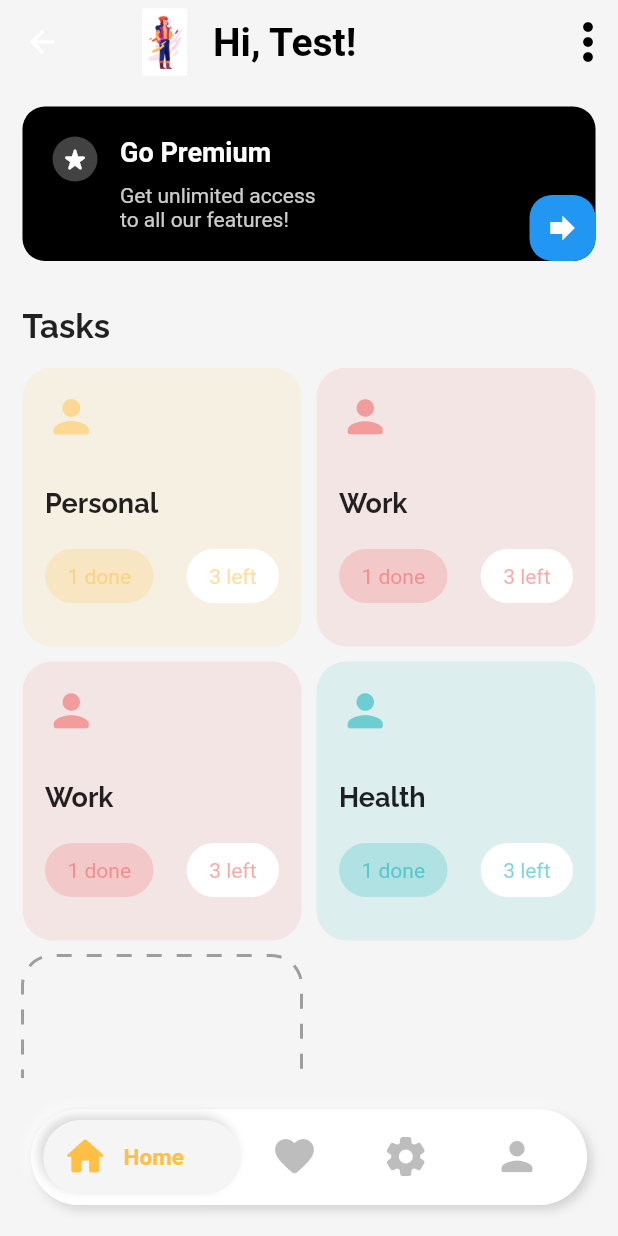
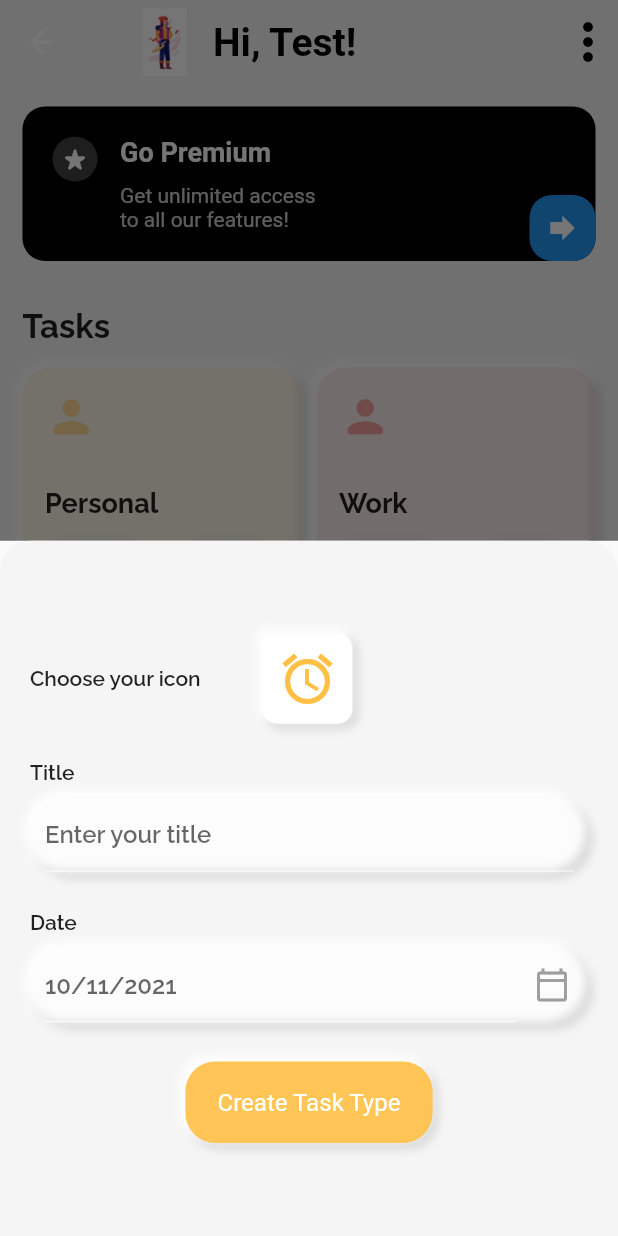
Before and after one commit to danieldev24/4cus, a Flutter app: the HomeView screen opened by its route, after a tap on "+ Add", on a phone screen of 412 x 824 dp. Run offline on Flutter 3.47's test engine with Material 2 defaults, Android fonts, the phone set to English and light mode, and no system bars; drawn by our look-alikes of dotted_border; our stand-ins replace date_picker_timeline, flutter_neumorphic, font_awesome_flutter, get, get_storage, google_fonts and 3 more; accounts and stored records are empty.

Commit message:
init bottom sheet

```diff
--- a/lib/base/app_constant.dart
+++ b/lib/base/app_constant.dart
@@ -4,5 +4,5 @@ class Constant {
   static const THEME = 'theme';
   static const DRINK_WATER = 'drinkWater';
   static const USER_NAME = 'username';
-  static const TASK = 'tasks';
+  static const TASK_TYPE_BOX = 'taskTypeBox';
 }
--- a/lib/data/models/task_type_model.dart
+++ b/lib/data/models/task_type_model.dart
@@ -61,9 +61,14 @@ class TaskType {
           desc: [
             Task(
                 taskTitle: "Go for a walk with dog",
+                startTime: "14:00 PM",
+                endTime: "15:00 PM",
+                bgTask: primaryTeal.withOpacity(0.2)),
+            Task(
+                taskTitle: "Go for a walk with dog",
                 startTime: "9:00 AM",
                 endTime: "10:00 AM",
-            bgTask: primaryYellow.withOpacity(0.2)),
+                bgTask: primaryYellow.withOpacity(0.2)),
             Task(
                 taskTitle: "Go for a walk with dog",
                 startTime: "11:00 AM",
@@ -87,15 +92,6 @@ class TaskType {
       ),
       TaskType(
         icon: Icons.person_rounded,
-        title: "Work",
-        bgColor: primaryRed.withOpacity(0.1),
-        btnColor: primaryRed.withOpacity(0.2),
-        iconColor: primaryRed.withOpacity(0.5),
-        left: 3,
-        done: 1,
-      ),
-      TaskType(
-        icon: Icons.person_rounded,
         title: "Health",
         bgColor: primaryTeal.withOpacity(0.1),
         btnColor: primaryTeal.withOpacity(0.2),
--- /dev/null
+++ b/lib/global_widgets/add_task_type_bottom_sheet.dart
@@ -0,0 +1,132 @@
+import 'package:flutter/cupertino.dart';
+import 'package:flutter/material.dart';
+import 'package:focus/global_widgets/soft_button.dart';
+import 'package:focus/global_widgets/soft_text_field.dart';
+import 'package:focus/global_widgets/soft_text_field_without_label.dart';
+import 'package:focus/presentation/theme/app_themes.dart';
+import 'package:focus/presentation/theme/size.dart';
+import 'package:focus/presentation/theme/typo.dart';
+import 'package:focus/presentation/ui/task/dashboard/dashboard_controller.dart';
+import 'package:get/get.dart';
+import 'package:intl/intl.dart';
+
+class TaskTypeBottomSheetContent extends GetView<DashBoardController> {
+  final Function onSubmit;
+  final String buttonText;
+
+  const TaskTypeBottomSheetContent(
+      {required this.onSubmit, required this.buttonText});
+
+  @override
+  Widget build(BuildContext context) {
+    return Container(
+      padding: EdgeInsets.symmetric(horizontal: 20, vertical: 20),
+      height: Get.height * 0.6,
+      decoration: BoxDecoration(
+        borderRadius: BorderRadius.only(
+          topLeft: Radius.circular(20),
+          topRight: Radius.circular(20),
+        ),
+        color: Theme.of(context).primaryColorLight,
+      ),
+      child: GetBuilder(
+          id: "TaskTypeBottomSheet",
+          init: DashBoardController(),
+          builder: (_) {
+            return Column(
+              crossAxisAlignment: CrossAxisAlignment.center,
+              mainAxisAlignment: MainAxisAlignment.center,
+              mainAxisSize: MainAxisSize.min,
+              children: [
+                Row(
+                  children: [
+                    Text(
+                      "Choose your icon",
+                      style: kTitle,
+                    ),
+                    SizedBox(
+                      width: MySize.screenWidth * 0.1,
+                    ),
+                    Container(
+                      height: 60,
+                      width: 60,
+                      decoration: BoxDecoration(
+                          color: Colors.white,
+                          borderRadius: BorderRadius.circular(10),
+                          boxShadow: softConfig),
+                      child: DropdownButton(
+                        iconSize: 0,
+                        elevation: 2,
+                        value: controller.selectedIcon,
+                        underline: Container(color: Colors.transparent),
+                        hint: Padding(
+                          padding: EdgeInsets.only(left: 10, top: 10),
+                          child: Icon(
+                            controller.icons.first,
+                            size: 40,
+                            color: Theme.of(context).primaryColor,
+                          ),
+                        ),
+                        items: controller.icons.map(
+                          (IconData value) {
+                            return DropdownMenuItem<IconData>(
+                              value: value,
+                              child: Padding(
+                                padding: EdgeInsets.only(left: 10, top: 10),
+                                child: Container(
+                                  width: 40,
+                                  child: Icon(value,
+                                      size: 40,
+                                      color: Theme.of(context).primaryColor),
+                                ),
+                              ),
+                            );
+                          },
+                        ).toList(),
+                        onChanged: controller.changeIcon,
+                        dropdownColor: Theme.of(context).primaryColorLight,
+                      ),
+                    )
+                  ],
+                ),
+                SizedBox(height: Get.height * 0.01),
+                MyInputField(
+                  hint: 'Enter your title',
+                  label: 'Title',
+                  controller: controller.titleController,
+                ),
+                SizedBox(height: Get.height * 0.01),
+                MyInputField(
+                    label: "Date",
+                    hint: DateFormat.yMd().format(controller.selectedDate),
+                    widget: IconButton(
+                      icon: Icon(Icons.calendar_today_outlined,
+                          color: Colors.grey),
+                      onPressed: () => {_getDateFromUser(context)},
+                    )),
+                SizedBox(height: Get.height * 0.03),
+                MyButton(
+                  width: MySize.screenWidth * 0.4,
+                  height: MySize.screenHeight * 0.066,
+                  label: buttonText,
+                  radius: 20,
+                  bgColor: Theme.of(context).primaryColor.withOpacity(0.9),
+                  onTap: () => onSubmit,
+                ),
+              ],
+            );
+          }),
+    );
+  }
+
+  _getDateFromUser(context) async {
+    DateTime? _pickerDate = await showDatePicker(
+        context: context,
+        initialDate: DateTime.now(),
+        firstDate: DateTime(2015),
+        lastDate: DateTime(2121));
+    if (_pickerDate != null) {
+      controller.changeDate(_pickerDate);
+    }
+  }
+}
--- a/lib/global_widgets/bottom_navigation.dart
+++ b/lib/global_widgets/bottom_navigation.dart
@@ -2,6 +2,7 @@ import 'package:flutter/cupertino.dart';
 import 'package:flutter/material.dart';
 import 'package:flutter/services.dart';
 import 'package:flutter_neumorphic/flutter_neumorphic.dart';
+import 'package:focus/presentation/theme/app_themes.dart';
 import 'package:focus/presentation/theme/size.dart';
 import 'package:focus/presentation/ui/home/home_controller.dart';
 
@@ -32,16 +33,7 @@ class SoftBottomNavigation extends StatelessWidget {
         decoration: BoxDecoration(
             borderRadius: BorderRadius.circular(50),
             color: Colors.white,
-            boxShadow: [
-              BoxShadow(
-                  blurRadius: 5.0,
-                  offset: Offset(-3, -3),
-                  color: Colors.white.withOpacity(.7)),
-              BoxShadow(
-                  blurRadius: 5.0,
-                  offset: Offset(3, 3),
-                  color: Colors.black.withOpacity(.15))
-            ],
+            boxShadow: softConfig,
         ),
         child: ListView.builder(
           itemCount: 4,
@@ -71,18 +63,7 @@ class SoftBottomNavigation extends StatelessWidget {
                       decoration: BoxDecoration(
                         color: Colors.grey[100],
                         borderRadius: BorderRadius.circular(50),
-                        boxShadow: [
-                          BoxShadow(
-                            color: Colors.white.withOpacity(.7),
-                            offset: Offset(3, 3),
-                            blurRadius: 5,
-                          ),
-                          BoxShadow(
-                            color: Colors.black.withOpacity(.15),
-                            offset: Offset(-3, -3),
-                            blurRadius: 5,
-                          ),
-                        ],
+                        boxShadow: softEmbedConfig,
                       ),
                     ),
                   ),
--- a/lib/global_widgets/soft_text_field.dart
+++ b/lib/global_widgets/soft_text_field.dart
@@ -1,5 +1,6 @@
 import 'package:flutter/cupertino.dart';
 import 'package:flutter/material.dart';
+import 'package:focus/presentation/theme/app_themes.dart';
 import 'package:focus/presentation/theme/typo.dart';
 import 'package:get/get.dart';
 
@@ -22,6 +23,8 @@ class MyInputField extends StatelessWidget {
   Widget build(BuildContext context) {
     return Container(
       margin: EdgeInsets.only(top: 16),
+      child: Padding(
+        padding: EdgeInsets.only(bottom: MediaQuery.of(context).viewInsets.bottom),
         child: Column(
           crossAxisAlignment: CrossAxisAlignment.start,
           children: [
@@ -33,20 +36,7 @@ class MyInputField extends StatelessWidget {
                   : EdgeInsets.only(left: 10),
               height: 52,
               decoration: BoxDecoration(
-                boxShadow: [
-                  BoxShadow(
-                      color: Color.fromRGBO(0, 0, 0, 0.1),
-                      offset: Offset(3, 3),
-                      blurRadius: 4.0,
-                      spreadRadius: 1.0
-                  ),
-                  BoxShadow(
-                      color: Color.fromRGBO(255, 255, 255, 0.9),
-                      offset: Offset(-3, -3),
-                      blurRadius: 4.0,
-                      spreadRadius: 1.0
-                  )
-                ],
+                  boxShadow: softConfig,
                   borderRadius: BorderRadius.circular(100)),
               child: Row(
                 children: [
@@ -61,7 +51,7 @@ class MyInputField extends StatelessWidget {
                         validator: validate,
                         decoration: InputDecoration(
                           hintText: hint,
-                        hintStyle: kSubHeadTextStyle,
+                          hintStyle: kBodyText,
                           focusedBorder: UnderlineInputBorder(
                               borderSide: BorderSide(
                                   color: context.theme.backgroundColor, width: 0)),
@@ -76,6 +66,7 @@ class MyInputField extends StatelessWidget {
             )
           ],
         ),
+      ),
     );
   }
 }
--- a/lib/presentation/theme/app_themes.dart
+++ b/lib/presentation/theme/app_themes.dart
@@ -12,12 +12,40 @@ enum AppTheme {
   GreenDark,
 }
 
+final softConfig = [
+  BoxShadow(
+      color: Color.fromRGBO(0, 0, 0, 0.1),
+      offset: Offset(3, 3),
+      blurRadius: 4.0,
+      spreadRadius: 1.0
+  ),
+  BoxShadow(
+      color: Color.fromRGBO(255, 255, 255, 0.9),
+      offset: Offset(-3, -3),
+      blurRadius: 4.0,
+      spreadRadius: 1.0
+  )
+];
+
+final softEmbedConfig = [
+  BoxShadow(
+    color: Colors.white.withOpacity(.7),
+    offset: Offset(3, 3),
+    blurRadius: 5,
+  ),
+  BoxShadow(
+    color: Colors.black.withOpacity(.15),
+    offset: Offset(-3, -3),
+    blurRadius: 5,
+  ),
+];
+
 final appThemeData = {
   AppTheme.YellowLight: ThemeData(
     brightness: Brightness.light,
     primaryColor: primaryYellow,
     scaffoldBackgroundColor: white1,
-    primaryColorLight: white2,
+    primaryColorLight: Colors.grey[100],
     primaryColorDark: secondaryGrey,
     colorScheme: ColorScheme.light(
       primary: primaryYellow,
--- a/lib/presentation/ui/task/dashboard/dashboard_controller.dart
+++ b/lib/presentation/ui/task/dashboard/dashboard_controller.dart
@@ -1,9 +1,71 @@
+import 'dart:io';
+
+import 'package:flutter/cupertino.dart';
+import 'package:flutter/material.dart';
+import 'package:focus/base/app_constant.dart';
+import 'package:focus/data/models/task_type_model.dart';
+import 'package:focus/presentation/theme/colors_theme.dart';
+import 'package:font_awesome_flutter/font_awesome_flutter.dart';
 import 'package:get/get.dart';
+import 'package:get_storage/get_storage.dart';
+import 'package:hive/hive.dart';
+import 'package:path_provider/path_provider.dart';
 
-class DashBoardController extends GetxController{
-@override
-  void onInit() {
+class DashBoardController extends GetxController {
+  String username = "";
 
+  // instance of Get Storage
+  final userData = GetStorage();
+  TextEditingController titleController = TextEditingController();
+  IconData selectedIcon = Icons.alarm;
+  Color selectionColor = primaryYellow10;
+  DateTime selectedDate = DateTime.now();
+  List<IconData> icons = [
+    Icons.alarm,
+    Icons.free_breakfast,
+    Icons.lunch_dining,
+    Icons.event_note_outlined,
+    Icons.settings,
+    Icons.book_online,
+    Icons.sports_basketball_rounded,
+    Icons.shopping_cart,
+    Icons.celebration,
+    Icons.travel_explore
+  ];
+
+  List<Color> colors = [
+
+  ];
+
+  changeDate(DateTime date){
+    selectedDate = date;
+    update(["TaskTypeBottomSheet",true]);
+  }
+
+  changeIcon(IconData? newIcon) {
+    selectedIcon = newIcon!;
+    update(["TaskTypeBottomSheet",true]);
+  }
+
+  getUser() {
+    username = userData.read(Constant.USER_NAME);
+    update([7, true]);
+  }
+
+  Future<List<TaskType>> getTasks() async {
+    var box = await Hive.openBox(Constant.TASK_TYPE_BOX);
+    List<TaskType> taskList = [];
+    for (int i = 0; i < box.length; i++) {
+      var taskMap = box.getAt(i).map((k, e) => MapEntry(k.toString(), e));
+      taskList.add(TaskType.fromJson(taskMap));
+    }
+    return taskList;
+  }
+
+  @override
+  Future<void> onInit() async {
+    Directory appDir = await getApplicationDocumentsDirectory();
+    Hive.init(appDir.path);
     super.onInit();
   }
 }
--- a/lib/presentation/ui/task/dashboard/dashboard_views.dart
+++ b/lib/presentation/ui/task/dashboard/dashboard_views.dart
@@ -2,6 +2,7 @@ import 'package:flutter/cupertino.dart';
 import 'package:flutter/material.dart';
 import 'package:flutter/scheduler.dart';
 import 'package:focus/data/models/task_type_model.dart';
+import 'package:focus/global_widgets/add_task_type_bottom_sheet.dart';
 import 'package:focus/presentation/theme/assets_path.dart';
 import 'package:focus/presentation/theme/typo.dart';
 import 'package:focus/presentation/ui/task/dashboard/dashboard_controller.dart';
@@ -33,12 +34,20 @@ class DashBoardView extends GetView<DashBoardController> {
                         fontWeight: FontWeight.bold, fontSize: 22),
                   )),
               Expanded(
-                  child: TasksItems(
-                taskType: TaskType.fakeData(),
-                onClickItem: (taskType){
-                  Get.to(TaskDetailView(taskType: taskType));
-                }
-              ),)
+                child: TasksItems(
+                  taskType: TaskType.fakeData(),
+                  onClickItem: (taskType) {
+                    Get.to(TaskDetailView(taskType: taskType));
+                  },
+                  onAdd: () {
+                    showModalBottomSheet(context: context, builder: (context){
+                      return TaskTypeBottomSheetContent(
+                          onSubmit : (){},
+                          buttonText : "Create Task Type");
+                    });
+                  },
+                ),
+              )
             ],
           ),
         );
--- a/lib/presentation/ui/task/dashboard/widget/go_premium_widget.dart
+++ b/lib/presentation/ui/task/dashboard/widget/go_premium_widget.dart
@@ -1,5 +1,6 @@
 import 'package:flutter/cupertino.dart';
 import 'package:flutter/material.dart';
+import 'package:focus/presentation/theme/app_themes.dart';
 
 class GoPremium extends StatelessWidget {
   const GoPremium({Key? key}) : super(key: key);
--- a/lib/presentation/ui/task/dashboard/widget/task_type_item.dart
+++ b/lib/presentation/ui/task/dashboard/widget/task_type_item.dart
@@ -2,6 +2,7 @@ import 'package:dotted_border/dotted_border.dart';
 import 'package:flutter/cupertino.dart';
 import 'package:flutter/material.dart';
 import 'package:focus/data/models/task_type_model.dart';
+import 'package:focus/presentation/theme/app_themes.dart';
 import 'package:focus/presentation/theme/typo.dart';
 
 class TasksItems extends StatelessWidget {
@@ -25,7 +26,13 @@ class TasksItems extends StatelessWidget {
 
   _buildAddTask() {
     return GestureDetector(
-      onTap:() => onAdd,
+      onTap: onAdd,
+      child: Container(
+        decoration: BoxDecoration(
+          color: Colors.grey[100],
+          boxShadow: softConfig,
+          borderRadius: BorderRadius.circular(20)
+        ),
         child: DottedBorder(
           borderType: BorderType.RRect,
             radius: Radius.circular(20),
@@ -35,6 +42,7 @@ class TasksItems extends StatelessWidget {
             child: Center(
               child: Text("+ Add",style: TextStyle(fontSize: 18,fontWeight: FontWeight.bold),),
             ),),
+      ),
     );
   }
 
@@ -46,6 +54,7 @@ class TasksItems extends StatelessWidget {
         decoration: BoxDecoration(
           color: taskType.bgColor,
           borderRadius: BorderRadius.circular(20),
+          boxShadow: softConfig
         ),
         child: Column(
           crossAxisAlignment: CrossAxisAlignment.start,
@@ -68,7 +77,7 @@ class TasksItems extends StatelessWidget {
             Row(
               mainAxisAlignment: MainAxisAlignment.spaceBetween,
               children: [
-                _buildTaskStatus(taskType.btnColor!, taskType.iconColor!,
+                _buildTaskStatus(taskType.btnColor!, taskType.iconColor!.withOpacity(1),
                     '${taskType.done} done'),
                 SizedBox(
                   width: 5,
@@ -91,7 +100,7 @@ class TasksItems extends StatelessWidget {
         style: TextStyle(color: txtColor),
       ),
       decoration: BoxDecoration(
-          color: bgColor, borderRadius: BorderRadius.circular(20)),
+          color: bgColor, borderRadius: BorderRadius.circular(20),boxShadow: softEmbedConfig),
     );
   }
 }
--- a/lib/presentation/ui/task/task_details/widget/date_picker.dart
+++ b/lib/presentation/ui/task/task_details/widget/date_picker.dart
@@ -9,8 +9,11 @@ class DateTimePicker extends StatelessWidget {
   @override
   Widget build(BuildContext context) {
     return Container(
-      margin: const EdgeInsets.symmetric(vertical: 10,horizontal: 4),
+      margin: const EdgeInsets.symmetric(horizontal: 4),
       padding: EdgeInsets.all(10),
+      decoration: BoxDecoration(
+        color: Colors.grey[100]
+      ),
       child: DatePicker(
         DateTime.now(),
         height: 75,
--- a/lib/presentation/ui/task/task_details/widget/task_timeline.dart
+++ b/lib/presentation/ui/task/task_details/widget/task_timeline.dart
@@ -3,6 +3,7 @@ import 'package:flutter/material.dart';
 import 'package:flutter/rendering.dart';
 import 'package:focus/base/app_constant.dart';
 import 'package:focus/data/models/task_model.dart';
+import 'package:focus/presentation/theme/app_themes.dart';
 import 'package:focus/presentation/theme/size.dart';
 import 'package:timeline_tile/timeline_tile.dart';
 
@@ -14,7 +15,7 @@ class TaskTimeLine extends StatelessWidget {
   @override
   Widget build(BuildContext context) {
     return Container(
-      color: Colors.white,
+      color: Colors.grey[100],
       padding: EdgeInsets.symmetric(horizontal: 15),
       child: Row(
         children: [
@@ -49,6 +50,7 @@ class TaskTimeLine extends StatelessWidget {
               decoration: BoxDecoration(
                   color: Colors.white,
                   shape: BoxShape.circle,
+                  boxShadow: softConfig,
                   border: Border.all(width: 5, color: color)),
             )),
         afterLineStyle: LineStyle(thickness: 2, color: color),
@@ -63,6 +65,7 @@ class TaskTimeLine extends StatelessWidget {
       margin: EdgeInsets.all(5),
       decoration: BoxDecoration(
           color: color,
+          boxShadow: softConfig,
           borderRadius: BorderRadius.only(
               topRight: Radius.circular(10),
               bottomLeft: Radius.circular(10),
--- a/lib/presentation/ui/task/task_details/widget/task_title.dart
+++ b/lib/presentation/ui/task/task_details/widget/task_title.dart
@@ -1,5 +1,6 @@
 import 'package:flutter/cupertino.dart';
 import 'package:flutter/material.dart';
+import 'package:focus/presentation/theme/app_themes.dart';
 
 class TaskTitle extends StatelessWidget {
   const TaskTitle({Key? key}) : super(key: key);
@@ -7,6 +8,7 @@ class TaskTitle extends StatelessWidget {
   @override
   Widget build(BuildContext context) {
     return Container(
+      color: Colors.grey[100],
       padding: EdgeInsets.all(15),
       child: Row(
         mainAxisAlignment: MainAxisAlignment.spaceBetween,
@@ -18,6 +20,7 @@ class TaskTitle extends StatelessWidget {
             padding: EdgeInsets.all(10),
             decoration: BoxDecoration(
               color: Colors.grey[300],
+              boxShadow: softEmbedConfig,
               borderRadius: BorderRadius.circular(20)
             ),
             child: Row(
```
Also changed, not shown: lib/global_widgets/soft_button.dart (+2 -10 lines), lib/global_widgets/soft_text_field_without_label.dart (added, +63 -0 lines), lib/presentation/theme/colors_theme.dart (+12 -0 lines), lib/presentation/ui/task/task_details/task_detail_view.dart (+8 -3 lines), lib/presentation/ui/task/task_details/widget/task_detail_persistant_delegate.dart (added, +90 -0 lines). Lines whose indentation alone changed are shown as unchanged.
